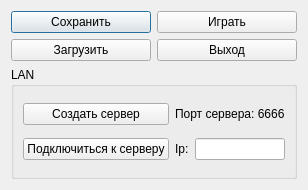
First picture: the form in menu.ui, repository rgorkovenko/InventoryQt, before the edit.
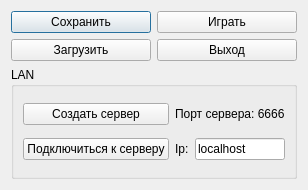
Second picture: the form after the edit.

Diff of the .ui file:
```diff
--- a/menu.ui
+++ b/menu.ui
@@ -70,7 +70,11 @@
        </widget>
       </item>
       <item row="1" column="2">
-       <widget class="QLineEdit" name="connectedIp"/>
+       <widget class="QLineEdit" name="connectedIp">
+        <property name="text">
+         <string>localhost</string>
+        </property>
+       </widget>
       </item>
       <item row="0" column="1" colspan="2">
        <widget class="QLabel" name="label">
```
